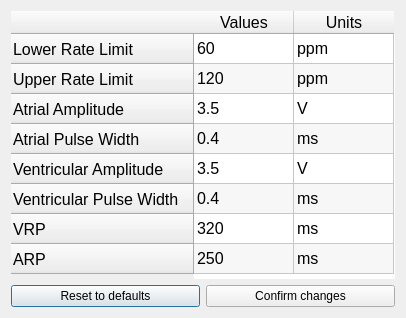
Qt form DCM/ui_files/parameters.ui (CarlosCapili/3K04-Pacemaker-Project) before a commit.
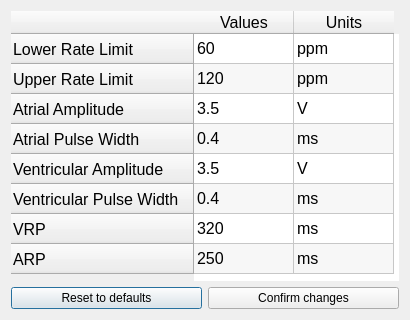
The same form after that commit.

Diff of the .ui file:
```diff
--- a/DCM/ui_files/parameters.ui
+++ b/DCM/ui_files/parameters.ui
@@ -6,8 +6,8 @@
    <rect>
     <x>0</x>
     <y>0</y>
-    <width>406</width>
-    <height>318</height>
+    <width>410</width>
+    <height>320</height>
    </rect>
   </property>
   <property name="sizePolicy">
@@ -18,14 +18,14 @@
   </property>
   <property name="minimumSize">
    <size>
-    <width>406</width>
-    <height>318</height>
+    <width>410</width>
+    <height>320</height>
    </size>
   </property>
   <property name="maximumSize">
    <size>
-    <width>406</width>
-    <height>318</height>
+    <width>410</width>
+    <height>320</height>
    </size>
   </property>
   <property name="windowTitle">
@@ -231,6 +231,9 @@
       <property name="text">
        <string>V</string>
       </property>
+      <property name="flags">
+       <set>ItemIsDragEnabled|ItemIsUserCheckable|ItemIsEnabled</set>
+      </property>
      </item>
      <item row="5" column="0">
       <property name="text">
```
